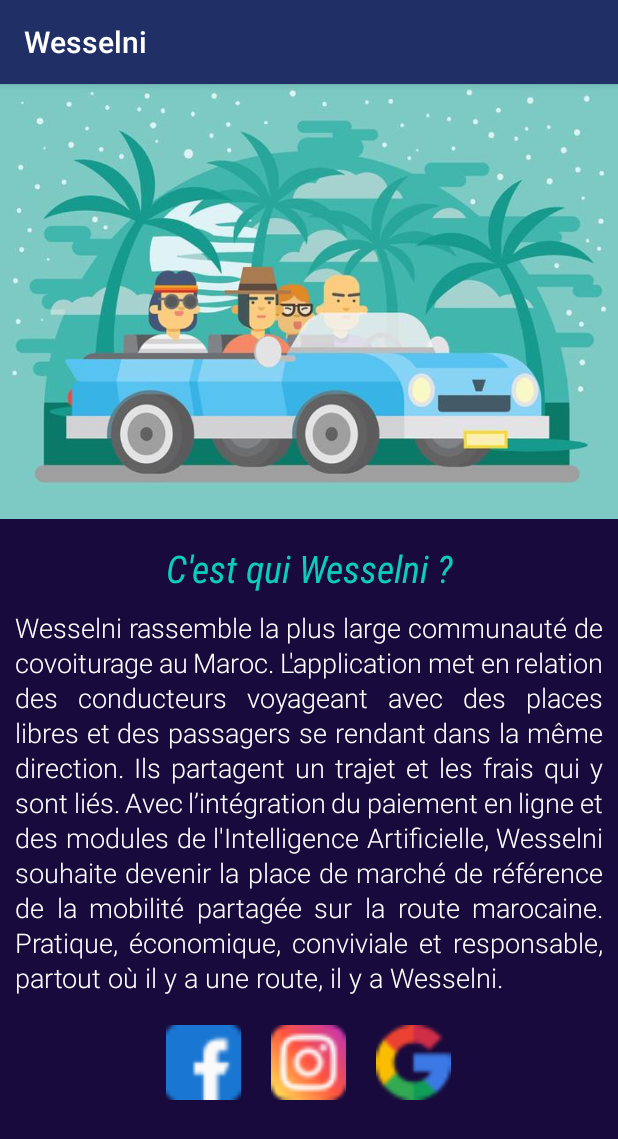
After one commit to dev-hb/wesselni_mobile, an Android app: the aboutUsActivity screen opened directly, with no data from a screen before it, on a phone screen of 412 x 824 dp. The commit adds this screen. Shown: the top 1139 px of the screen. Run offline under Robolectric (Android 15) with nearby library versions, the phone set to English and light mode, and no system bars; network calls fail.

Commit message:
Ajout de l'activité : A propos de nous

```diff
--- a/app/src/main/AndroidManifest.xml
+++ b/app/src/main/AndroidManifest.xml
@@ -2,7 +2,7 @@
 <manifest xmlns:android="http://schemas.android.com/apk/res/android"
     package="com.devcrawlers.wesselni">
 
-    <uses-permission android:name="android.permission.INTERNET"/>
+    <uses-permission android:name="android.permission.INTERNET" />
     <uses-permission android:name="android.permission.READ_EXTERNAL_STORAGE" />
 
     <application
@@ -13,47 +13,46 @@
         android:supportsRtl="true"
         android:theme="@style/AppTheme"
         android:usesCleartextTraffic="true">
+        <activity android:name=".aboutUsActivity"></activity>
         <activity
             android:name=".ComplaintsActivity"
             android:label="@string/title_activity_complaints"
-                android:theme="@style/AppTheme.NoActionBar">
-        </activity>
+            android:theme="@style/AppTheme.NoActionBar"></activity>
 
         <meta-data
             android:name="com.google.android.geo.API_KEY"
-                android:value="AIzaSyBskA1YBZfvl9PQXmtFzRHMozuG9jCmZM0"/>
+            android:value="AIzaSyBskA1YBZfvl9PQXmtFzRHMozuG9jCmZM0" />
 
         <activity
             android:name=".MapsActivity"
-                android:theme="@style/AppTheme.NoActionBar">
-        </activity>
+            android:theme="@style/AppTheme.NoActionBar"></activity>
         <activity
             android:name=".MainActivity"
             android:label="@string/title_activity_main"
-                android:theme="@style/AppTheme.NoActionBar">
-        </activity>
-        <activity android:name=".RegisterStep2Activity"/>
-        <activity android:name=".testAct"/>
+            android:theme="@style/AppTheme.NoActionBar"></activity>
+        <activity android:name=".RegisterStep2Activity" />
+        <activity android:name=".testAct" />
         <activity
             android:name=".PasswordResetActivity"
-                android:theme="@style/AppTheme.NoActionBar"/>
+            android:theme="@style/AppTheme.NoActionBar" />
         <activity
             android:name=".RegisterActivity"
-                android:theme="@style/AppTheme.NoActionBar"/>
+            android:theme="@style/AppTheme.NoActionBar" />
         <activity
             android:name=".SplashScreenActivity"
-                android:theme="@style/AppTheme.NoActionBar"/>
+            android:theme="@style/AppTheme.NoActionBar" />
         <activity
             android:name=".LoginActivity"
             android:theme="@style/AppTheme.NoActionBar">
             <intent-filter>
-                <action android:name="android.intent.action.MAIN"/>
+                <action android:name="android.intent.action.MAIN" />
 
-                <category android:name="android.intent.category.LAUNCHER"/>
+                <category android:name="android.intent.category.LAUNCHER" />
             </intent-filter>
         </activity>
-        <activity android:name=".ProfileCompletionActivity"
-            android:theme="@style/AppTheme.NoActionBar"/>
+        <activity
+            android:name=".ProfileCompletionActivity"
+            android:theme="@style/AppTheme.NoActionBar" />
     </application>
 
 </manifest>
--- a/app/src/main/java/com/devcrawlers/wesselni/CitiesFragment.java
+++ b/app/src/main/java/com/devcrawlers/wesselni/CitiesFragment.java
@@ -77,7 +77,8 @@
 
     public void getCities() {
 
-        DataConnection dataConnection = new DataConnection(getActivity(), Provider.url,Provider.citysSubUrl, DataConnection.Method.GET,DataConnection.Header.TEXT) {
+        DataConnection dataConnection = new DataConnection(getActivity(), Provider.url,Provider.citysSubUrl,
+                DataConnection.Method.GET,DataConnection.Header.TEXT) {
             @Override
             public void before() {
 
--- a/app/src/main/java/com/devcrawlers/wesselni/TheRealHomeFragment.java
+++ b/app/src/main/java/com/devcrawlers/wesselni/TheRealHomeFragment.java
@@ -21,7 +21,7 @@
 public class TheRealHomeFragment extends Fragment {
 
     TextView date_text_view;
-    LinearLayout complaint,linearLayoutOffre;
+    LinearLayout complaint,linearLayoutOffre, aboutUs;
     @Override
     public View onCreateView(LayoutInflater inflater, ViewGroup container,
                              Bundle savedInstanceState) {
@@ -37,6 +37,14 @@
                 startActivity(it);
             }
         });
+        aboutUs = view.findViewById(R.id.fragment_about_us);
+        aboutUs.setOnClickListener(new View.OnClickListener() {
+            @Override
+            public void onClick(View v) {
+                Intent aboutFragment = new Intent(getContext(),aboutUsActivity.class);
+                startActivity(aboutFragment);
+            }
+        });
         linearLayoutOffre=(LinearLayout) view.findViewById(R.id.offrelayout);
         linearLayoutOffre.setOnClickListener(v -> {
             FragmentTransaction fragmentTransaction=getActivity().getSupportFragmentManager().beginTransaction();
--- /dev/null
+++ b/app/src/main/java/com/devcrawlers/wesselni/aboutUsActivity.java
@@ -0,0 +1,14 @@
+package com.devcrawlers.wesselni;
+
+import androidx.appcompat.app.AppCompatActivity;
+
+import android.os.Bundle;
+
+public class aboutUsActivity extends AppCompatActivity {
+
+    @Override
+    protected void onCreate(Bundle savedInstanceState) {
+        super.onCreate(savedInstanceState);
+        setContentView(R.layout.activity_about_us);
+    }
+}
--- /dev/null
+++ b/app/src/main/res/layout/activity_about_us.xml
@@ -0,0 +1,69 @@
+<?xml version="1.0" encoding="utf-8"?>
+<ScrollView xmlns:android="http://schemas.android.com/apk/res/android"
+    xmlns:app="http://schemas.android.com/apk/res-auto"
+    xmlns:tools="http://schemas.android.com/tools"
+    android:layout_width="match_parent"
+    android:layout_height="match_parent"
+    android:background="#180A3C"
+
+    tools:context=".aboutUsActivity">
+    <LinearLayout
+        android:layout_width="match_parent"
+        android:layout_height="match_parent"
+        android:layout_marginTop="0dp"
+        android:orientation="vertical">
+        <ImageView
+            android:scaleType="fitXY"
+            android:layout_width="match_parent"
+            android:layout_height="290dp"
+            android:src="@drawable/background_about_us"/>
+        <TextView
+            android:layout_marginTop="15dp"
+            android:layout_width="match_parent"
+            android:layout_height="wrap_content"
+            android:text="C'est qui Wesselni ?"
+            android:fontFamily="sans-serif-condensed"
+            android:textStyle="italic"
+            android:gravity="center_horizontal"
+            android:textColor="#0CCEB8"
+            android:textSize="25sp"/>
+        <TextView
+            android:layout_width="wrap_content"
+            android:layout_height="wrap_content"
+            android:textSize="18sp"
+            android:paddingLeft="10dp"
+            android:paddingRight="10dp"
+            android:layout_marginTop="10dp"
+            android:textColor="#FFFFFF"
+            android:lineHeight="23dp"
+            android:fontFamily="sans-serif-light"
+            android:justificationMode="inter_word"
+            android:text="@string/about_us"/>
+
+        <LinearLayout
+            android:layout_width="match_parent"
+            android:layout_height="wrap_content"
+            android:layout_marginTop="19dp"
+            android:gravity="center_horizontal"
+            android:layout_marginBottom="13dp"
+            android:orientation="horizontal">
+            <ImageView
+                android:layout_width="50dp"
+                android:layout_height="50dp"
+                android:layout_marginRight="20dp"
+
+                android:src="@drawable/facebook_blue"/>
+            <ImageView
+                android:layout_width="50dp"
+                android:layout_height="50dp"
+                android:layout_marginRight="20dp"
+
+                android:src="@drawable/instagram"/>
+            <ImageView
+                android:layout_width="50dp"
+                android:layout_height="50dp"
+                android:src="@drawable/google"/>
+        </LinearLayout>
+
+    </LinearLayout>
+</ScrollView>
--- a/app/src/main/res/layout/fragment_the_real_home.xml
+++ b/app/src/main/res/layout/fragment_the_real_home.xml
@@ -142,6 +142,7 @@
                 android:layout_margin="12dp"
                 >
                 <LinearLayout
+                    android:id="@+id/fragment_about_us"
                     android:orientation="vertical"
                     android:layout_width="match_parent"
                     android:layout_height="match_parent"
--- a/app/src/main/res/values/strings.xml
+++ b/app/src/main/res/values/strings.xml
@@ -33,4 +33,12 @@
     <string name="title_activity_main">MainActivity</string>
     <string name="title_activity_complaints">Reclamation</string>
 
+    <!-- About us activity -->
+    <string name="about_us">
+    Wesselni rassemble la plus large communauté de covoiturage au Maroc. L\'application
+    met en relation des conducteurs voyageant avec des places libres et des passagers se rendant dans la même
+    direction. Ils partagent un trajet et les frais qui y sont liés. Avec l\’intégration du paiement en ligne et des
+    modules de l\'Intelligence Artificielle, Wesselni souhaite devenir la place de marché de référence de la mobilité
+    partagée sur la route marocaine. Pratique, économique, conviviale et responsable, partout où il y a une route, il y a Wesselni.
+    </string>
 </resources>
```
Also changed, not shown: app/src/main/res/drawable/background_about_us.jpg (added), app/src/main/res/drawable/facebook.png (added), app/src/main/res/drawable/facebook_blue.png (added), app/src/main/res/drawable/google.png (added), app/src/main/res/drawable/instagram.png (added). Lines whose indentation alone changed are shown as unchanged.
